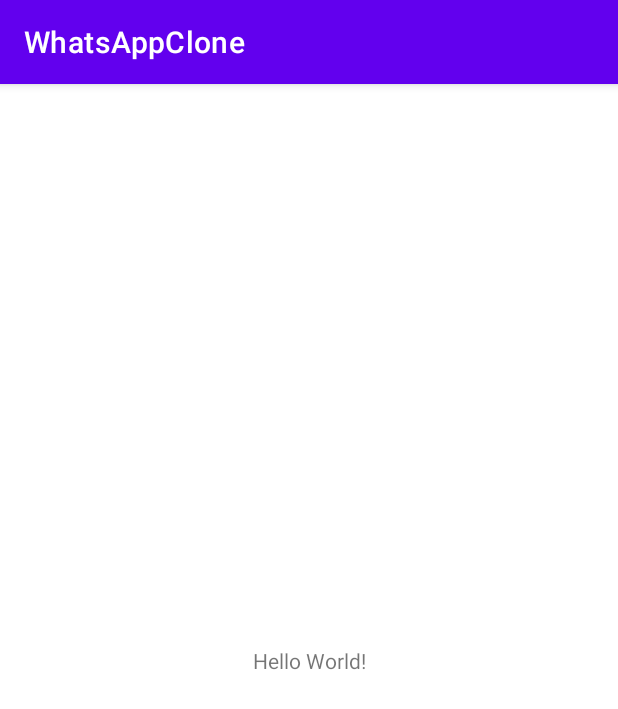
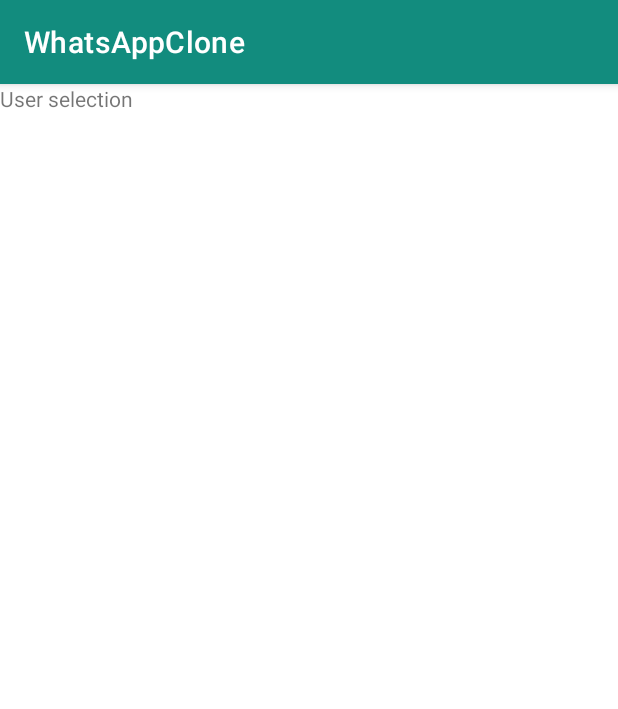
Before and after one commit to esaucode/WhatsAppClone, an Android app: the screen it shows after launch (MainActivity), on a phone screen of 412 x 824 dp. Shown: the top 709 px of the screen. Run offline under Robolectric (Android 15) with nearby library versions, the phone set to English and light mode, and no system bars.

Commit message:
libs setup

```diff
--- a/app/src/main/java/com/esaudev/whatsappclone/MainActivity.kt
+++ b/app/src/main/java/com/esaudev/whatsappclone/MainActivity.kt
@@ -2,10 +2,15 @@ package com.esaudev.whatsappclone
 
 import androidx.appcompat.app.AppCompatActivity
 import android.os.Bundle
+import com.esaudev.whatsappclone.databinding.ActivityMainBinding
 
 class MainActivity : AppCompatActivity() {
+
+    private lateinit var binding: ActivityMainBinding
+
     override fun onCreate(savedInstanceState: Bundle?) {
         super.onCreate(savedInstanceState)
-        setContentView(R.layout.activity_main)
+        binding = ActivityMainBinding.inflate(layoutInflater)
+        setContentView(binding.root)
     }
 }
--- /dev/null
+++ b/app/src/main/java/com/esaudev/whatsappclone/ui/login/UserSelectionFragment.kt
@@ -0,0 +1,27 @@
+package com.esaudev.whatsappclone.ui.login
+
+import android.os.Bundle
+import androidx.fragment.app.Fragment
+import android.view.LayoutInflater
+import android.view.View
+import android.view.ViewGroup
+import com.esaudev.whatsappclone.R
+import com.esaudev.whatsappclone.databinding.FragmentSocialBinding
+import com.esaudev.whatsappclone.databinding.FragmentUserSelectionBinding
+
+class UserSelectionFragment : Fragment() {
+
+    private var _binding: FragmentUserSelectionBinding? = null
+    private val binding: FragmentUserSelectionBinding
+        get() = _binding!!
+
+    override fun onCreateView(
+        inflater: LayoutInflater, container: ViewGroup?,
+        savedInstanceState: Bundle?
+    ): View {
+        // Inflate the layout for this fragment
+        _binding = FragmentUserSelectionBinding.inflate(inflater, container, false)
+
+        return binding.root
+    }
+}
--- a/app/src/main/res/layout/activity_main.xml
+++ b/app/src/main/res/layout/activity_main.xml
@@ -6,13 +6,18 @@
     android:layout_height="match_parent"
     tools:context=".MainActivity">
 
-    <TextView
-        android:layout_width="wrap_content"
-        android:layout_height="wrap_content"
-        android:text="Hello World!"
+    <androidx.fragment.app.FragmentContainerView
+        android:id="@+id/fMain"
+        android:layout_width="0dp"
+        android:layout_height="0dp"
+
+        android:name="androidx.navigation.fragment.NavHostFragment"
+        app:navGraph="@navigation/main_nav_graph"
+        app:defaultNavHost="true"
+
+        app:layout_constraintTop_toTopOf="parent"
+        app:layout_constraintStart_toStartOf="parent"
         app:layout_constraintBottom_toBottomOf="parent"
-        app:layout_constraintEnd_toEndOf="parent"
-        app:layout_constraintStart_toStartOf="parent"
-        app:layout_constraintTop_toTopOf="parent" />
+        app:layout_constraintEnd_toEndOf="parent"/>
 
 </androidx.constraintlayout.widget.ConstraintLayout>
--- /dev/null
+++ b/app/src/main/res/layout/fragment_user_selection.xml
@@ -0,0 +1,14 @@
+<?xml version="1.0" encoding="utf-8"?>
+<FrameLayout xmlns:android="http://schemas.android.com/apk/res/android"
+    xmlns:tools="http://schemas.android.com/tools"
+    android:layout_width="match_parent"
+    android:layout_height="match_parent"
+    tools:context=".ui.login.UserSelectionFragment">
+
+    <!-- TODO: Update blank fragment layout -->
+    <TextView
+        android:layout_width="match_parent"
+        android:layout_height="match_parent"
+        android:text="User selection" />
+
+</FrameLayout>
--- /dev/null
+++ b/app/src/main/res/navigation/main_nav_graph.xml
@@ -0,0 +1,13 @@
+<?xml version="1.0" encoding="utf-8"?>
+<navigation xmlns:android="http://schemas.android.com/apk/res/android"
+    xmlns:app="http://schemas.android.com/apk/res-auto"
+    xmlns:tools="http://schemas.android.com/tools"
+    android:id="@+id/main_nav_graph"
+    app:startDestination="@id/userSelectionFragment">
+
+    <fragment
+        android:id="@+id/userSelectionFragment"
+        android:name="com.esaudev.whatsappclone.ui.login.UserSelectionFragment"
+        android:label="fragment_user_selection"
+        tools:layout="@layout/fragment_user_selection" />
+</navigation>
--- a/app/src/main/res/values-night/themes.xml
+++ b/app/src/main/res/values-night/themes.xml
@@ -2,12 +2,12 @@
     <!-- Base application theme. -->
     <style name="Theme.WhatsAppClone" parent="Theme.MaterialComponents.DayNight.DarkActionBar">
         <!-- Primary brand color. -->
-        <item name="colorPrimary">@color/purple_200</item>
-        <item name="colorPrimaryVariant">@color/purple_700</item>
+        <item name="colorPrimary">@color/teal_green</item>
+        <item name="colorPrimaryVariant">@color/teal_green_dark</item>
         <item name="colorOnPrimary">@color/black</item>
         <!-- Secondary brand color. -->
-        <item name="colorSecondary">@color/teal_200</item>
-        <item name="colorSecondaryVariant">@color/teal_200</item>
+        <item name="colorSecondary">@color/teal_green</item>
+        <item name="colorSecondaryVariant">@color/teal_green</item>
         <item name="colorOnSecondary">@color/black</item>
         <!-- Status bar color. -->
         <item name="android:statusBarColor">?attr/colorPrimaryVariant</item>
--- a/app/src/main/res/values/colors.xml
+++ b/app/src/main/res/values/colors.xml
@@ -1,10 +1,10 @@
 <?xml version="1.0" encoding="utf-8"?>
 <resources>
-    <color name="purple_200">#FFBB86FC</color>
-    <color name="purple_500">#FF6200EE</color>
-    <color name="purple_700">#FF3700B3</color>
-    <color name="teal_200">#FF03DAC5</color>
-    <color name="teal_700">#FF018786</color>
+    <color name="teal_green">#128C7E</color>
+    <color name="teal_green_dark">#075E54</color>
+    <color name="light_green">#25D366</color>
+    <color name="blue">#34B7F1</color>
+    <color name="white_chocolate">#ECE5DD</color>
     <color name="black">#FF000000</color>
     <color name="white">#FFFFFFFF</color>
 </resources>
--- a/app/src/main/res/values/strings.xml
+++ b/app/src/main/res/values/strings.xml
@@ -1,3 +1,5 @@
 <resources>
     <string name="app_name">WhatsAppClone</string>
+    <!-- TODO: Remove or change this placeholder text -->
+    <string name="hello_blank_fragment">Hello blank fragment</string>
 </resources>
--- a/app/src/main/res/values/themes.xml
+++ b/app/src/main/res/values/themes.xml
@@ -2,15 +2,15 @@
     <!-- Base application theme. -->
     <style name="Theme.WhatsAppClone" parent="Theme.MaterialComponents.DayNight.DarkActionBar">
         <!-- Primary brand color. -->
-        <item name="colorPrimary">@color/purple_500</item>
-        <item name="colorPrimaryVariant">@color/purple_700</item>
+        <item name="colorPrimary">@color/teal_green</item>
+        <item name="colorPrimaryVariant">@color/teal_green_dark</item>
         <item name="colorOnPrimary">@color/white</item>
         <!-- Secondary brand color. -->
-        <item name="colorSecondary">@color/teal_200</item>
-        <item name="colorSecondaryVariant">@color/teal_700</item>
+        <item name="colorSecondary">@color/teal_green</item>
+        <item name="colorSecondaryVariant">@color/teal_green_dark</item>
         <item name="colorOnSecondary">@color/black</item>
         <!-- Status bar color. -->
-        <item name="android:statusBarColor">?attr/colorPrimaryVariant</item>
+        <item name="android:statusBarColor">?attr/colorPrimary</item>
         <!-- Customize your theme here. -->
     </style>
 </resources>
--- a/build.gradle
+++ b/build.gradle
@@ -2,5 +2,6 @@
 plugins {
     id 'com.android.application' version '7.3.0' apply false
     id 'com.android.library' version '7.3.0' apply false
-    id 'org.jetbrains.kotlin.android' version '1.7.10' apply false
+    id 'org.jetbrains.kotlin.android' version '1.6.10' apply false
+    id 'androidx.navigation.safeargs' version '2.5.1' apply false
 }
```
Also changed, not shown: app/build.gradle (+40 -2 lines), app/src/main/java/com/esaudev/whatsappclone/ui/calls/CallsFragment.kt (added, +28 -0 lines), app/src/main/java/com/esaudev/whatsappclone/ui/chats/ChatsFragment.kt (added, +27 -0 lines), app/src/main/java/com/esaudev/whatsappclone/ui/social/SocialFragment.kt (added, +28 -0 lines), app/src/main/res/layout/fragment_calls.xml (added, +14 -0 lines), app/src/main/res/layout/fragment_chats.xml (added, +14 -0 lines), app/src/main/res/layout/fragment_social.xml (added, +14 -0 lines), settings.gradle (+7 -0 lines).
